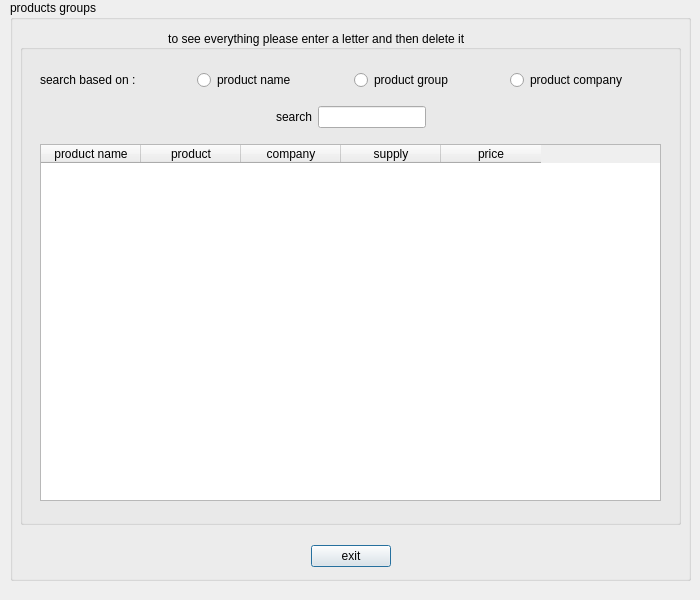
Before: the Qt Designer form msearchp.ui in melika-ag8/finalfoof, drawn with Qt 5.
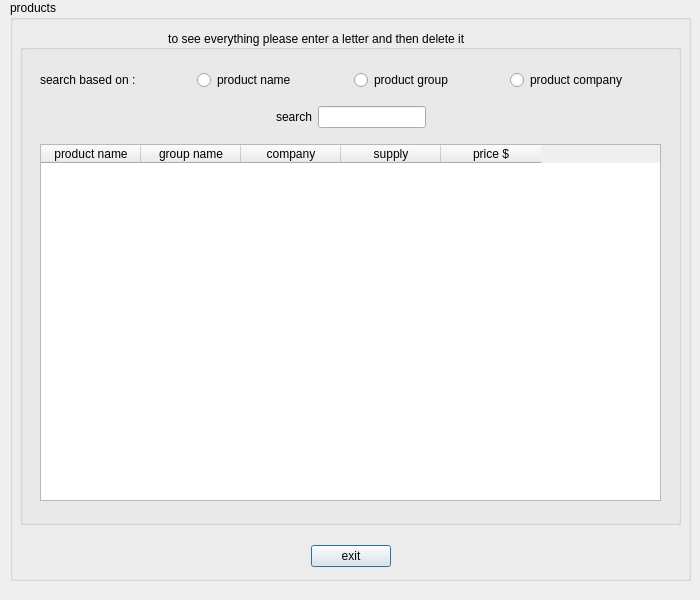
After: the same form once the commit is applied. Icons and pictures are not drawn.

The edit to the form file:
```diff
--- a/msearchp.ui
+++ b/msearchp.ui
@@ -35,7 +35,7 @@
     </rect>
    </property>
    <property name="title">
-    <string>products groups</string>
+    <string>products</string>
    </property>
    <widget class="QWidget" name="back1" native="true">
     <property name="geometry">
@@ -260,7 +260,7 @@
                 </column>
                 <column>
                  <property name="text">
-                  <string>product</string>
+                  <string>group name</string>
                  </property>
                 </column>
                 <column>
@@ -275,7 +275,7 @@
                 </column>
                 <column>
                  <property name="text">
-                  <string>price</string>
+                  <string>price $</string>
                  </property>
                 </column>
                </widget>
```
